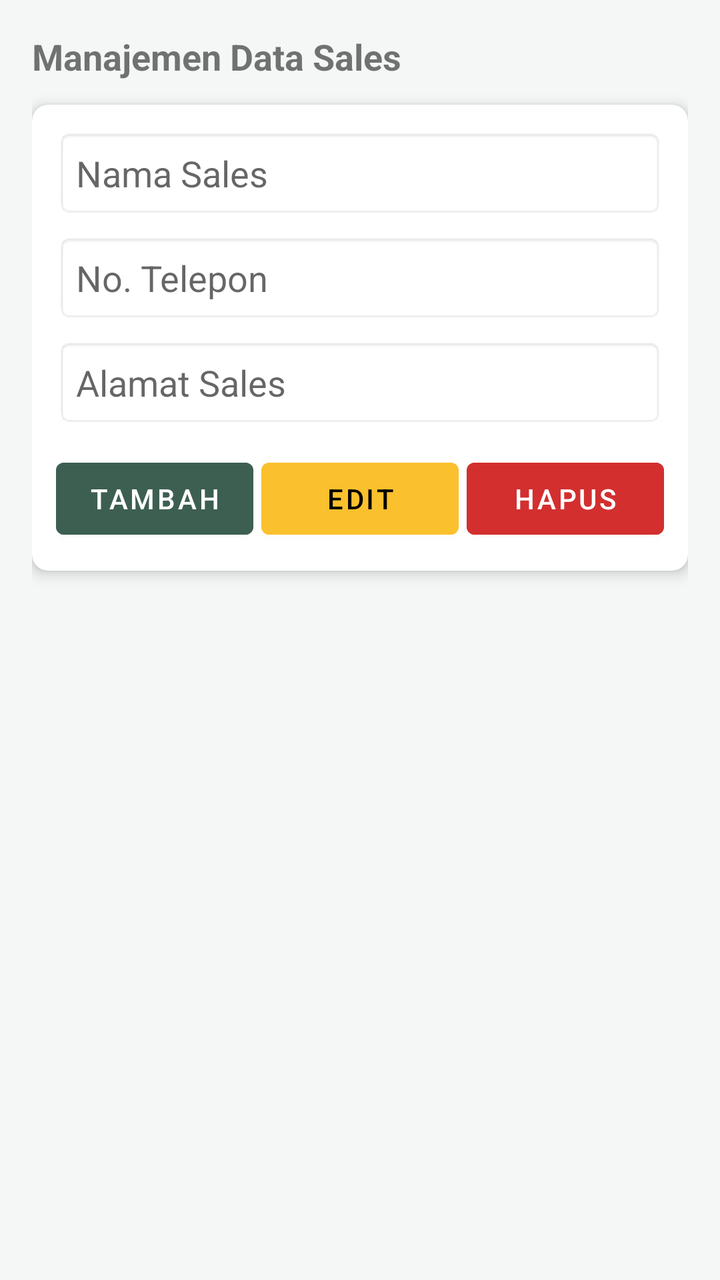
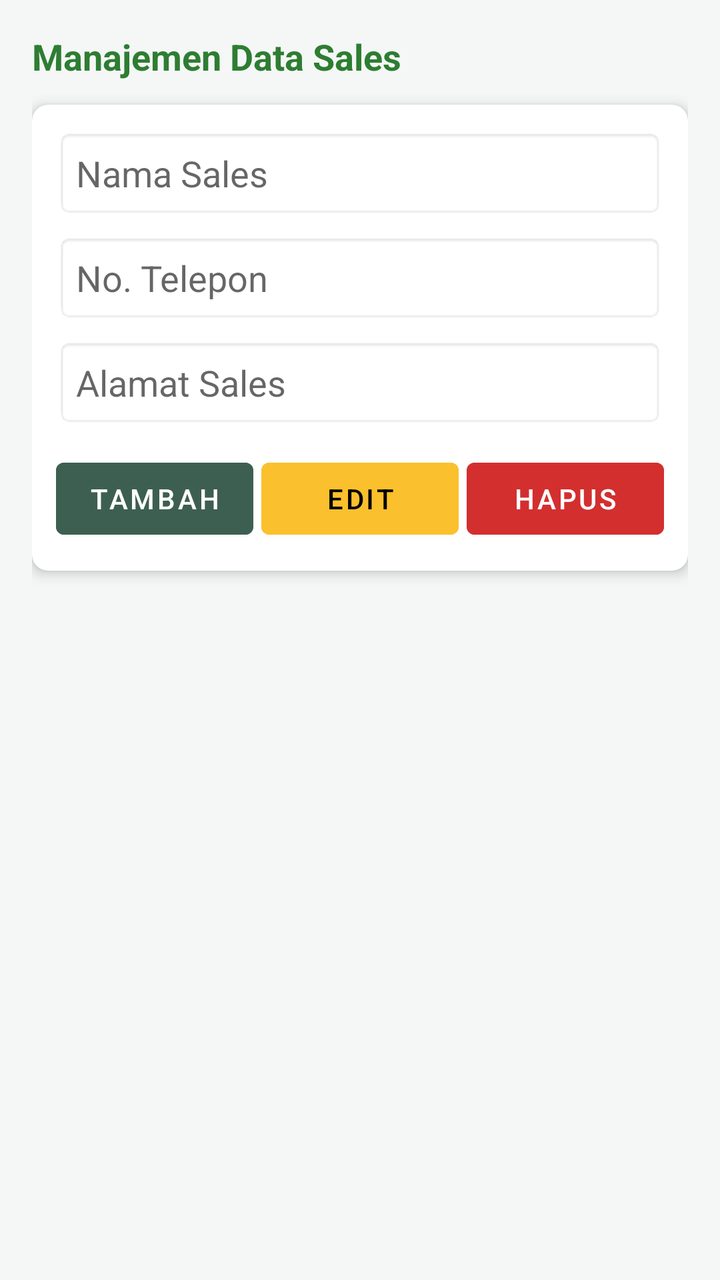

Compare the two renders of this Android layout. The source of the first and the diff that turns it into the second are given below.
<!-- AndroidManifest.xml: application theme Theme.SIPTA -->
<!-- res/layout/activity_fragment_sales.xml -->
<?xml version="1.0" encoding="utf-8"?>
<LinearLayout xmlns:android="http://schemas.android.com/apk/res/android"
    xmlns:app="http://schemas.android.com/apk/res-auto"
    android:layout_width="match_parent"
    android:layout_height="match_parent"
    android:background="#F4F7F6"
    android:orientation="vertical"
    android:padding="16dp">

    <TextView
        android:layout_width="wrap_content"
        android:layout_height="wrap_content"
        android:text="Manajemen Data Sales"
        android:textSize="18sp"
        android:textStyle="bold"
        android:layout_marginBottom="12dp"/>

    <androidx.cardview.widget.CardView
        android:layout_width="match_parent"
        android:layout_height="wrap_content"
        app:cardCornerRadius="8dp"
        app:cardElevation="4dp"
        android:layout_marginBottom="16dp">

        <LinearLayout
            android:layout_width="match_parent"
            android:layout_height="wrap_content"
            android:orientation="vertical"
            android:padding="12dp">

            <EditText
                android:id="@+id/edNamaSales"
                android:layout_width="match_parent"
                android:layout_height="wrap_content"
                android:hint="Nama Sales"
                android:layout_marginBottom="8dp"
                android:background="@android:drawable/editbox_background_normal"
                android:padding="10dp" />

            <EditText
                android:id="@+id/edNoTelp"
                android:layout_width="match_parent"
                android:layout_height="wrap_content"
                android:hint="No. Telepon"
                android:inputType="phone"
                android:layout_marginBottom="8dp"
                android:background="@android:drawable/editbox_background_normal"
                android:padding="10dp" />

            <EditText
                android:id="@+id/edAlamatSales"
                android:layout_width="match_parent"
                android:layout_height="wrap_content"
                android:hint="Alamat Sales"
                android:background="@android:drawable/editbox_background_normal"
                android:padding="10dp" />

            <LinearLayout
                android:layout_width="match_parent"
                android:layout_height="wrap_content"
                android:layout_marginTop="12dp"
                android:orientation="horizontal">

                <Button android:id="@+id/btnInsertSales"
                    android:layout_width="0dp" android:layout_height="wrap_content"
                    android:layout_weight="1" android:text="TAMBAH"
                    android:backgroundTint="#3D5F52" android:textColor="#FFF" />

                <Button android:id="@+id/btnUpdateSales"
                    android:layout_width="0dp" android:layout_height="wrap_content"
                    android:layout_weight="1" android:text="EDIT"
                    android:layout_marginStart="4dp" android:backgroundTint="#FBC02D"
                    android:textColor="#000" />

                <Button android:id="@+id/btnDeleteSales"
                    android:layout_width="0dp" android:layout_height="wrap_content"
                    android:layout_weight="1" android:text="HAPUS"
                    android:layout_marginStart="4dp" android:backgroundTint="#D32F2F"
                    android:textColor="#FFF" />
            </LinearLayout>
        </LinearLayout>
    </androidx.cardview.widget.CardView>

    <ListView
        android:id="@+id/lsSales"
        android:layout_width="match_parent"
        android:layout_height="match_parent" />

</LinearLayout>
<!-- resources referenced by this layout -->
<resources>
  <style name="Theme.SIPTA" parent="Theme.MaterialComponents.DayNight.DarkActionBar">
          <item name="colorPrimary">@color/sipta_green_dark</item>
  
          <item name="colorPrimaryVariant">@color/sipta_green_dark</item>
          <item name="colorOnPrimary">@color/white</item>
  
          <item name="colorSecondary">@color/sipta_green_light</item>
          <item name="colorSecondaryVariant">@color/sipta_green_dark</item>
          <item name="colorOnSecondary">@color/black</item>
  
          <item name="android:statusBarColor">?attr/colorPrimaryVariant</item>
      </style>
  <color name="sipta_green_dark">#3D5F52</color>
  <color name="white">#FFFFFFFF</color>
  <color name="sipta_green_light">#507A69</color>
  <color name="black">#FF000000</color>
</resources>

<!-- the commit's change to res/layout/activity_fragment_sales.xml (unified diff, before → after) -->
@@ -11,6 +11,7 @@
         android:layout_width="wrap_content"
         android:layout_height="wrap_content"
         android:text="Manajemen Data Sales"
+        android:textColor="#2E7D32"
         android:textSize="18sp"
         android:textStyle="bold"
         android:layout_marginBottom="12dp"/>
